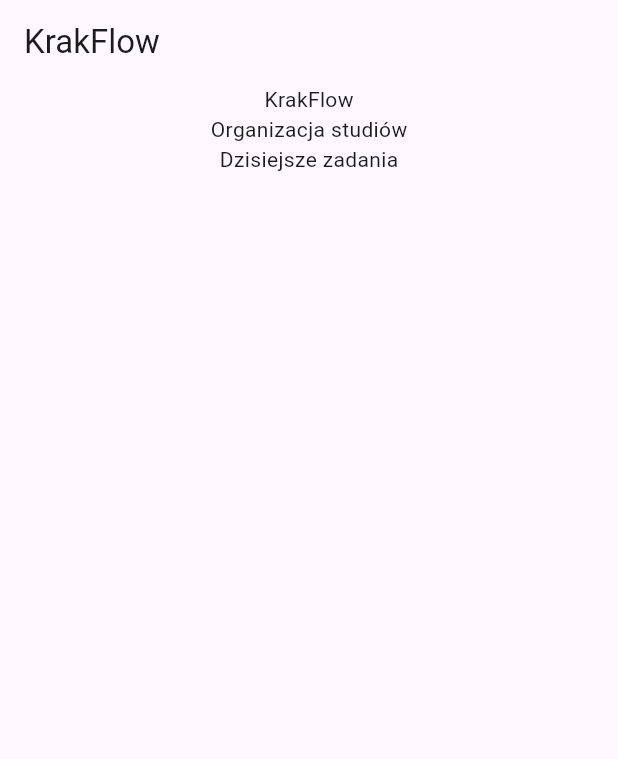
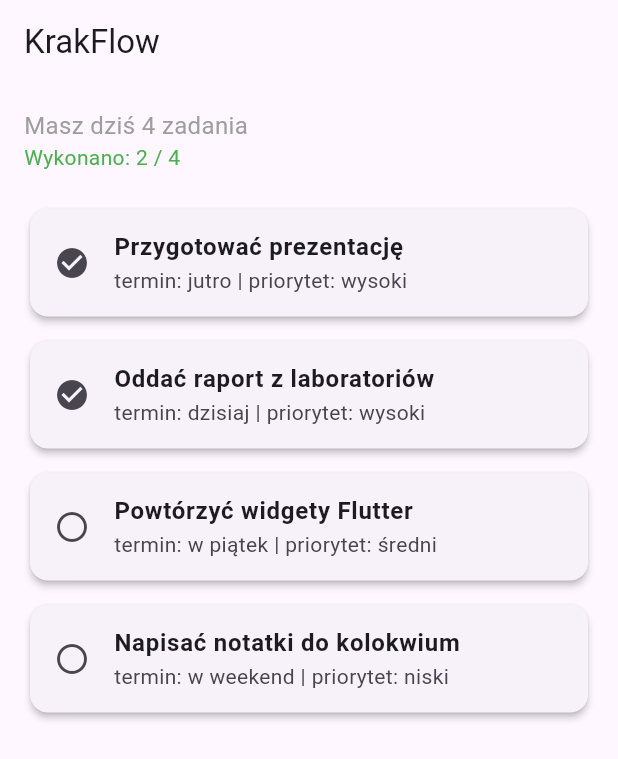
Before and after one commit to PhillipOfLyria/KrakFlow_Projekt_Zaliczeniowy, a Flutter app: the screen it shows after launch, on a phone screen of 412 x 824 dp. Shown: the top 759 px of the screen. Run offline on Flutter 3.47's test engine with Material 3 defaults, Android fonts, the phone set to English and light mode, and no system bars.

Commit message:
Wykonanie zadań z Labolatorium 4

```diff
--- a/lib/main.dart
+++ b/lib/main.dart
@@ -4,18 +4,104 @@
   runApp(MyApp());
 }
 
+class Task {
+  final String title;
+  final String deadline;
+  final bool done;
+  final String priority;
+
+  Task({
+    required this.title,
+    required this.deadline,
+    required this.done,
+    required this.priority,
+  });
+}
 class MyApp extends StatelessWidget {
+  MyApp({super.key});
+
+  final List<Task> tasks = [
+    Task(title: "Przygotować prezentację",      deadline: "jutro",      done: true,  priority: "wysoki"),
+    Task(title: "Oddać raport z laboratoriów",  deadline: "dzisiaj",    done: true,  priority: "wysoki"),
+    Task(title: "Powtórzyć widgety Flutter",    deadline: "w piątek",   done: false, priority: "średni"),
+    Task(title: "Napisać notatki do kolokwium", deadline: "w weekend",  done: false, priority: "niski"),
+  ];
+
   @override
   Widget build(BuildContext context) {
+    final int doneCount = tasks.where((t) => t.done).length;
     return MaterialApp(
+      title: "KrakFlow",
       home: Scaffold(
         appBar: AppBar(
           title: Text("KrakFlow"),
         ),
-        body: Center(child: Column(children: [Text("KrakFlow"),
-          Text("Organizacja studiów"),
-          Text("Dzisiejsze zadania")]),),
+        body: Column(
+          crossAxisAlignment: CrossAxisAlignment.start,
+          children: [
+            Padding(
+              padding: EdgeInsets.all(16),
+              child: Column(
+                crossAxisAlignment: CrossAxisAlignment.start,
+                children: [
+                  Text(
+                    "Masz dziś ${tasks.length} zadania",
+                    style: TextStyle(fontSize: 16, color: Colors.grey),
+                  ),
+                  Text(
+                    "Wykonano: $doneCount / ${tasks.length}",
+                    style: TextStyle(fontSize: 14, color: Colors.green),
+                  ),
+                ],
+              ),
+            ),
+            Expanded(
+              child: ListView.builder(
+                itemCount: tasks.length,
+                itemBuilder: (context, index) {
+                  final task = tasks[index];
+                  return TaskCard(
+                    title: task.title,
+                    subtitle: "termin: ${task.deadline} | priorytet: ${task.priority}",
+                    icon: task.done ? Icons.check_circle : Icons.radio_button_unchecked,
+                  );
+                },
+              ),
+            ),
+          ],
+        ),
       ),
     );
   }
 }
+
+class TaskCard extends StatelessWidget {
+  final String title;
+  final String subtitle;
+  final IconData icon;
+
+  const TaskCard({
+    super.key,
+    required this.title,
+    required this.subtitle,
+    required this.icon,
+  });
+
+  @override
+  Widget build(BuildContext context) {
+    return Padding(
+      padding: EdgeInsets.symmetric(horizontal: 16, vertical: 4),
+      child: Card(
+        elevation: 2,
+        child: ListTile(
+          leading: Icon(icon),
+          title: Text(
+            title,
+            style: TextStyle(fontWeight: FontWeight.w600),
+          ),
+          subtitle: Text(subtitle),
+        ),
+      ),
+    );
+  }
+}
```
